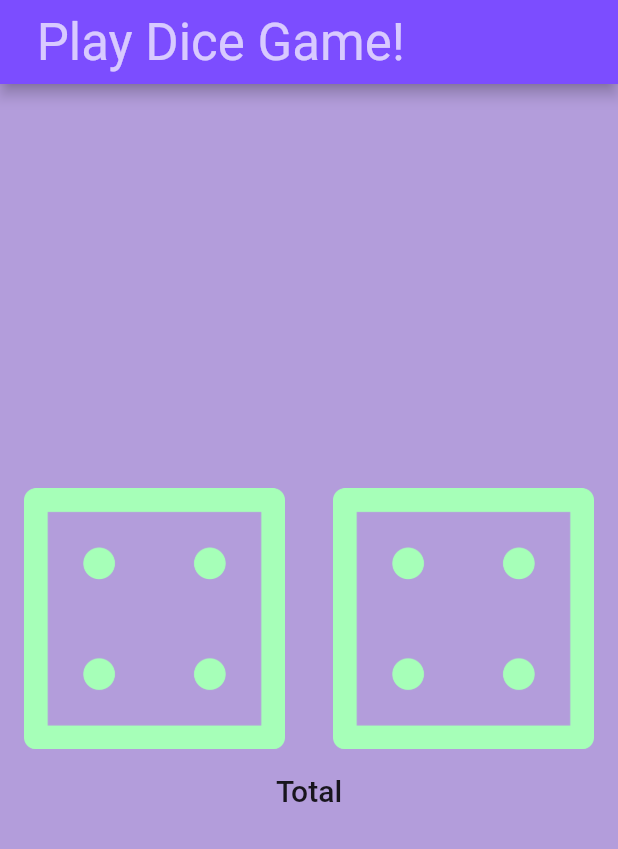
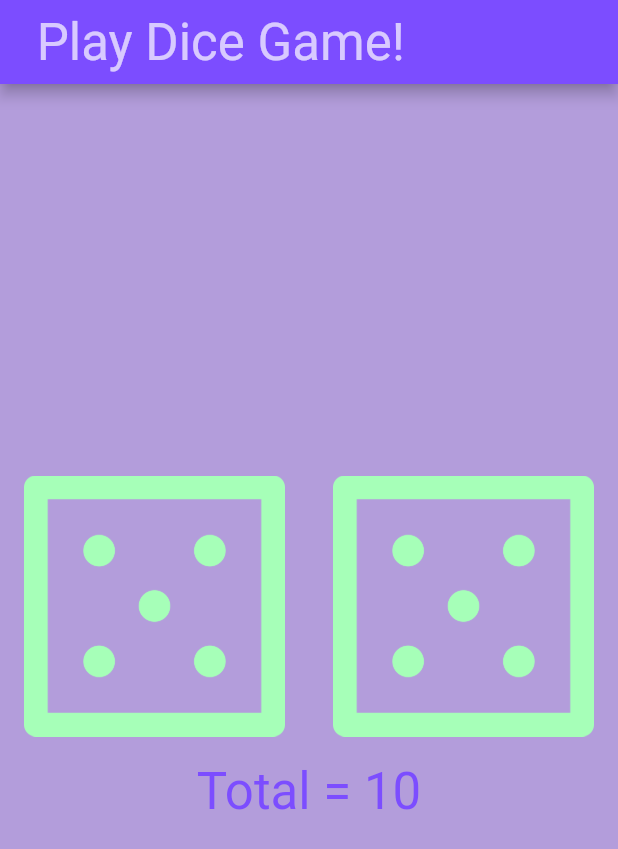
Before and after one commit to Krdnzbyza/DiceGame-Mobx, a Flutter app: the screen it shows after launch, on a phone screen of 412 x 824 dp. Shown: the top 849 px of the screen. Run offline on Flutter 3.47's test engine with Material 2 defaults, Android fonts, the phone set to English and light mode, and no system bars; our stand-ins replace flutter_mobx, mobx; generated files the repository leaves out were written again.

Commit message:
mobx project completed

```diff
--- a/lib/dice_game/widget/dice_button.dart
+++ b/lib/dice_game/widget/dice_button.dart
@@ -1,6 +1,10 @@
+import 'package:dice_game/dice_game/viewmodel/dice_game_model.dart';
 import 'package:flutter/material.dart';
+import 'package:flutter_mobx/flutter_mobx.dart';
 
 enum DicePosition { left, right }
+
+final DiceGameViewModel diceCounter = DiceGameViewModel();
 
 class DiceGame extends StatelessWidget {
   @override
@@ -17,10 +21,15 @@ class DiceGame extends StatelessWidget {
             ),
             Padding(
               padding: const EdgeInsets.all(16),
-              child: Text(
-                'Total',
-                style: Theme.of(context).textTheme.headline6,
-              ),
+              child: Observer(builder: (_) {
+                return Text(
+                  'Total = ${diceCounter.total}',
+                  style: Theme.of(context)
+                      .textTheme
+                      .headline4
+                      .copyWith(color: Colors.deepPurpleAccent),
+                );
+              }),
             )
           ],
         ),
@@ -34,9 +43,12 @@ class DiceButton extends StatelessWidget {
   Widget build(BuildContext context) {
     return Expanded(
       child: FlatButton(
-        child: Image.asset('assets/images/dice4.png'),
-        onPressed: () {},
-        // onPressed :  diceCounter.roll ,
+        child: Observer(builder: (_) {
+          return Image.asset(
+              'assets/images/dice${dicePositionSelected == DicePosition.left ? diceCounter.left : diceCounter.right}.png');
+        }),
+        // onPressed: () {},
+        onPressed: diceCounter.roll,
       ),
     );
   }
```
Also changed, not shown: lib/dice_game/viewmodel/dice_game_model.dart (+15 -1 lines), lib/dice_game/viewmodel/dice_game_model.g.dart.
